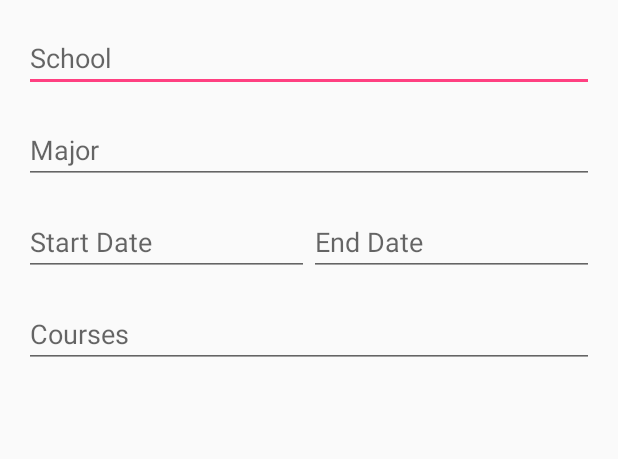
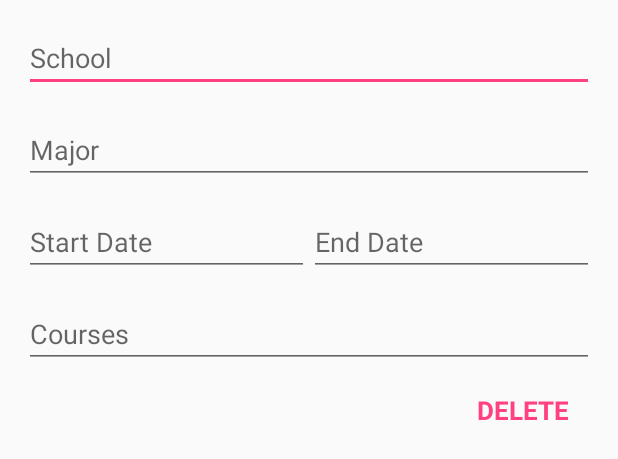
Before and after one commit to hzhang428/MiniLinkedIn, an Android app: the layout activity_education_edit.xml on its own in the app's theme, with its tools: preview values and no code run, on a phone screen of 412 x 824 dp. Shown: the top 459 px of the screen. Run offline under Robolectric (Android 15) with nearby library versions, the phone set to English and light mode, and no system bars.

Commit message:
delete for education functional

```diff
--- a/app/build.gradle
+++ b/app/build.gradle
@@ -25,6 +25,7 @@ dependencies {
         exclude group: 'com.android.support', module: 'support-annotations'
     })
     compile 'com.android.support:appcompat-v7:24.2.1'
+    compile 'com.android.support:design:24.2.1'
     compile 'com.android.support.constraint:constraint-layout:1.0.2'
     compile 'com.google.code.gson:gson:2.7'
     testCompile 'junit:junit:4.12'
--- a/app/src/main/res/layout/activity_education_edit.xml
+++ b/app/src/main/res/layout/activity_education_edit.xml
@@ -46,4 +46,14 @@
         android:layout_height="wrap_content"
         android:hint="@string/education_edit_course" />
 
+    <TextView
+        android:id="@+id/education_delete_btn"
+        android:layout_marginTop="@dimen/spacing_medium"
+        android:layout_width="wrap_content"
+        android:layout_height="wrap_content"
+        android:layout_gravity="bottom|end"
+        android:text="@string/action_delete"
+        android:textSize="@dimen/delete_btn_font_size"
+        style="@style/AppTheme.TextView.DeleteButton" />
+
 </LinearLayout>
--- a/app/src/main/res/values/dimens.xml
+++ b/app/src/main/res/values/dimens.xml
@@ -9,5 +9,6 @@
     <dimen name="user_picture_size">60dp</dimen>
     <dimen name="icon_button_size">26dp</dimen>
     <dimen name="caption_text_size">25dp</dimen>
+    <dimen name="delete_btn_font_size">17sp</dimen>
 
 </resources>
--- a/app/src/main/res/values/strings.xml
+++ b/app/src/main/res/values/strings.xml
@@ -34,4 +34,5 @@
 
 
     <string name="action_save">save</string>
+    <string name="action_delete">DELETE</string>
 </resources>
--- a/app/src/main/res/values/styles.xml
+++ b/app/src/main/res/values/styles.xml
@@ -1,5 +1,4 @@
 <resources>
-
     <!-- Base application theme. -->
     <style name="AppTheme" parent="Theme.AppCompat.Light.DarkActionBar">
         <!-- Customize your theme here. -->
@@ -8,4 +7,14 @@
         <item name="colorAccent">@color/colorAccent</item>
     </style>
 
+    <style name="AppTheme.TextView" />
+
+    <style name="AppTheme.TextView.DeleteButton">
+        <item name="android:background">?attr/selectableItemBackground</item>
+        <item name="android:paddingRight">@dimen/spacing_medium</item>
+        <item name="android:textAllCaps">true</item>
+        <item name="android:textColor">@color/colorAccent</item>
+        <item name="android:textStyle">bold</item>
+    </style>
+
 </resources>
```
Also changed, not shown: app/src/main/java/com/example/haozhang/minilinkedin/EducationEditActivity.java (+15 -2 lines), app/src/main/java/com/example/haozhang/minilinkedin/MainActivity.java (+21 -2 lines).
